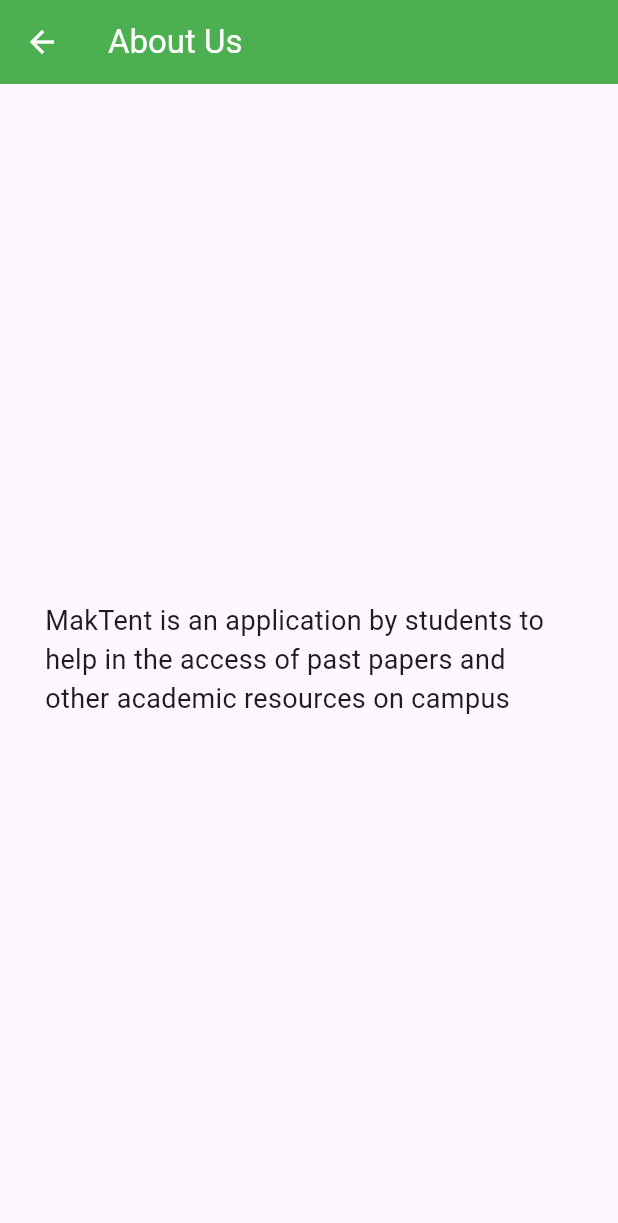
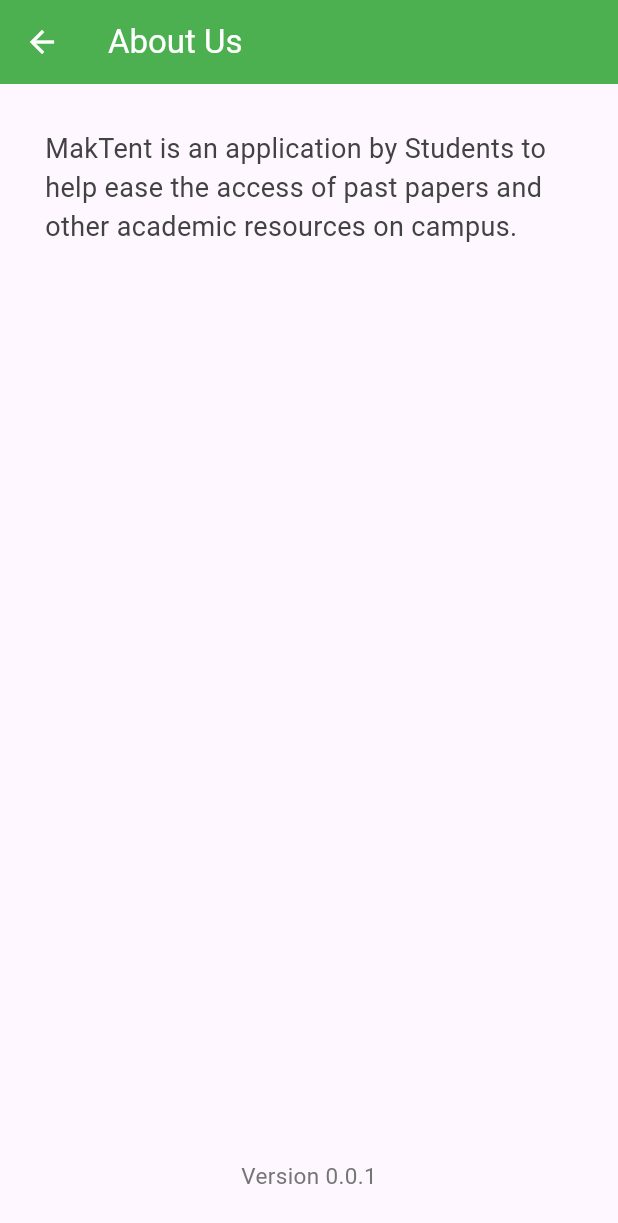
Before and after one commit to CharlesKasasira/MakTent, a Flutter app: the AboutScreen screen opened directly, on a phone screen of 412 x 824 dp. Shown: the top 1223 px of the screen. Run offline on Flutter 3.47's test engine with Material 2 defaults, Android fonts, the phone set to English and light mode, and no system bars; our stand-ins replace get, supabase_flutter; missing offline and left inert: advance_pdf_viewer2; accounts and stored records are empty.

Commit message:
Version 0.0.1 reached

```diff
--- a/lib/screens/about_screen.dart
+++ b/lib/screens/about_screen.dart
@@ -16,10 +16,14 @@ class _AboutScreenState extends State<AboutScreen> {
         title: const Text("About Us", style: TextStyle(color: Colors.white),),
         backgroundColor: Colors.green,
       ),
-      body: const Center(
-        child: Padding(
-          padding: EdgeInsets.symmetric(horizontal: 30.0),
-          child: Text("MakTent is an application by students to help in the access of past papers and other academic resources on campus", style: TextStyle(fontSize: 18),),
+      body: Padding(
+        padding: const EdgeInsets.symmetric(horizontal: 30.0, vertical: 30.0),
+        child: Column(
+          mainAxisAlignment: MainAxisAlignment.spaceBetween,
+          children: [
+            Text("MakTent is an application by Students to help ease the access of past papers and other academic resources on campus.", style: TextStyle(fontSize: 18, color: Colors.grey.shade800),),
+            Text("Version 0.0.1", style: TextStyle(fontSize: 15, color: Colors.grey.shade600),),
+          ],
         ),
       ),
     );
```
Also changed, not shown: lib/screens/course_unit_screen.dart (+24 -1 lines), lib/screens/home_screen.dart (+9 -3 lines).
